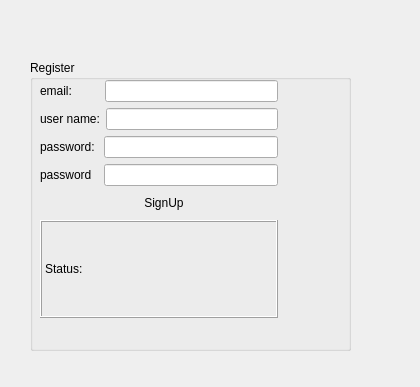
The window that registerdialog.ui (Burak-Yavas/qt-cpp-project) describes before a commit, drawn with Qt 5.
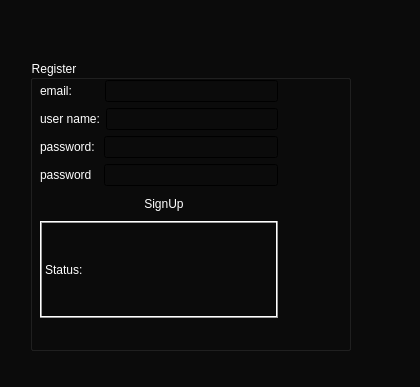
The same window after the commit. Icons and pictures are not drawn.

Patch:
```diff
--- a/registerdialog.ui
+++ b/registerdialog.ui
@@ -14,7 +14,10 @@
    <string>Dialog</string>
   </property>
   <property name="styleSheet">
-   <string notr="true"/>
+   <string notr="true">color: rgb(255, 255, 255);
+font: 9pt &quot;Segoe UI&quot;;
+
+background-color: qlineargradient(spread:reflect, x1:0.095, y1:0.176, x2:0.391, y2:0.471318, stop:1 rgba(11, 11, 11, 248));</string>
   </property>
   <widget class="QGroupBox" name="groupBox">
    <property name="geometry">
```
